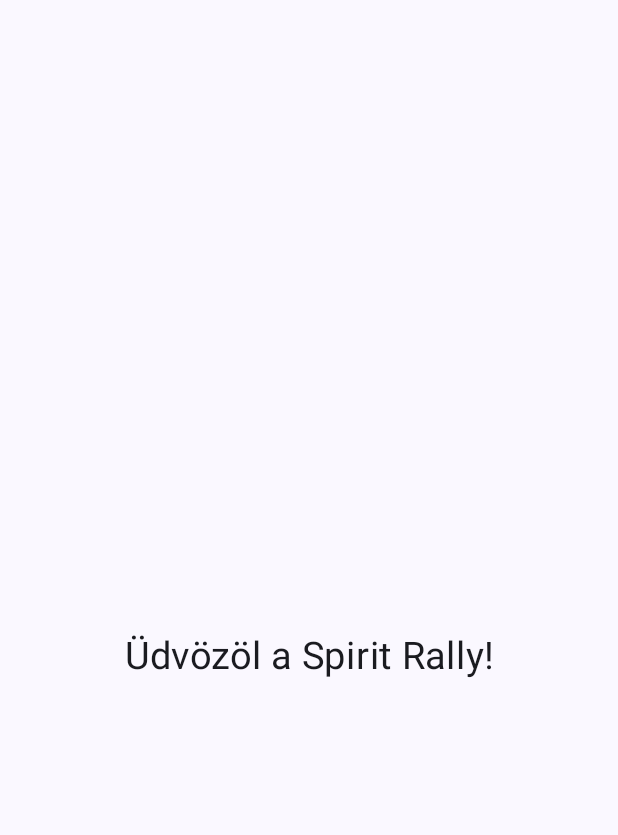
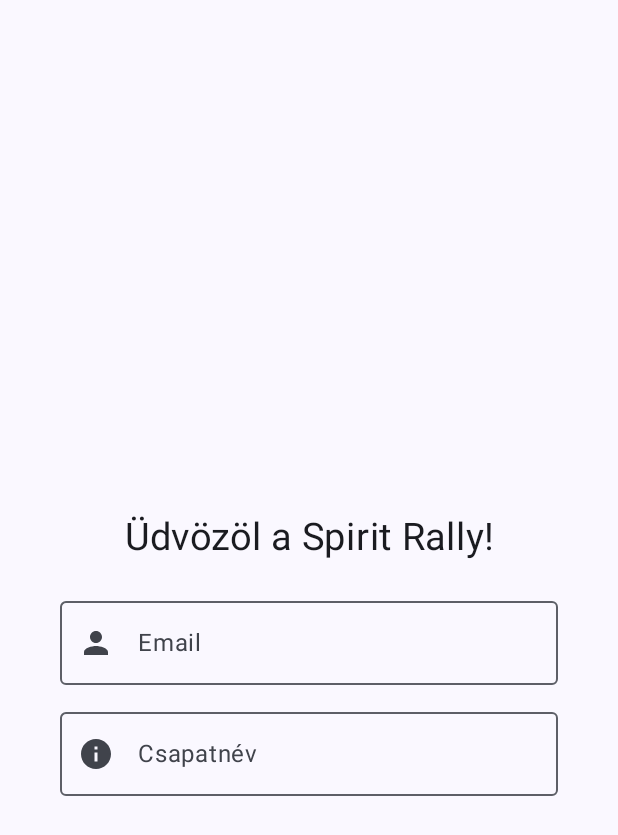
Before and after one commit to mmolnar01/spirit-rally, an Android app built with Jetpack Compose: the RegisterActivity screen opened directly, with no data from a screen before it, on a phone screen of 412 x 824 dp. Shown: the top 835 px of the screen. Run offline under Robolectric (Android 15) with nearby library versions, the phone set to English and light mode, and no system bars.

Commit message:
RegisterActivity módosítva

```diff
--- a/app/build.gradle.kts
+++ b/app/build.gradle.kts
@@ -58,7 +58,7 @@
     implementation("androidx.compose.ui:ui")
     implementation("androidx.compose.ui:ui-graphics")
     implementation("androidx.compose.ui:ui-tooling-preview")
-    implementation("androidx.compose.material3:material3")
+    implementation("androidx.compose.material3:material3:1.1.0")
     implementation(platform("androidx.compose:compose-bom:2023.03.00"))
     testImplementation("junit:junit:4.13.2")
     androidTestImplementation("androidx.test.ext:junit:1.2.1")
--- a/app/src/main/java/hu/klm60o/spiritrally/RegisterActivity.kt
+++ b/app/src/main/java/hu/klm60o/spiritrally/RegisterActivity.kt
@@ -10,7 +10,12 @@
 import androidx.compose.foundation.layout.fillMaxSize
 import androidx.compose.foundation.layout.fillMaxWidth
 import androidx.compose.foundation.layout.padding
+import androidx.compose.material.icons.Icons
+import androidx.compose.material.icons.filled.Info
+import androidx.compose.material.icons.filled.Person
+import androidx.compose.material3.Icon
 import androidx.compose.material3.MaterialTheme
+import androidx.compose.material3.OutlinedTextField
 import androidx.compose.material3.Surface
 import androidx.compose.material3.Text
 import androidx.compose.runtime.Composable
@@ -69,12 +74,45 @@
                 .fillMaxHeight()
                 .padding(40.dp)) {
 
+            //Üdvözlő üzenet
             Text(text = "Üdvözöl a Spirit Rally!", fontSize = 25.sp,
                 modifier = Modifier
                     .fillMaxWidth()
                     .padding(0.dp, 50.dp, 0.dp, 0.dp),
                 textAlign = TextAlign.Center
             )
+
+            //Felhasználünév bemeneti mező
+            OutlinedTextField(value = userEmail.value, onValueChange = {
+                userEmail.value = it
+            },
+                leadingIcon = {
+                    Icon(Icons.Default.Person, contentDescription = "email")
+                },
+                label = {
+                    Text(text = "Email")
+                },
+                modifier = Modifier
+                    .fillMaxWidth()
+                    .padding(0.dp, 20.dp, 0.dp, 0.dp)
+            )
+
+            //Csapatnév bemeneti mező
+            OutlinedTextField(value = userTeamName.value, onValueChange = {
+                userTeamName.value = it
+            },
+                leadingIcon = {
+                    Icon(Icons.Default.Info, contentDescription = "teamname")
+                },
+                label = {
+                    Text(text = "Csapatnév")
+                },
+                modifier = Modifier
+                    .fillMaxWidth()
+                    .padding(0.dp, 10.dp, 0.dp, 0.dp)
+            )
+
+
         }
     }
 
--- a/app/src/main/java/hu/klm60o/spiritrally/ui/theme/Color.kt
+++ b/app/src/main/java/hu/klm60o/spiritrally/ui/theme/Color.kt
@@ -9,3 +9,6 @@
 val Purple40 = Color(0xFF6650a4)
 val PurpleGrey40 = Color(0xFF625b71)
 val Pink40 = Color(0xFF7D5260)
+
+val light_primary = Color(0XF7A24E)
+val dark_primary = Color(0XF7A24E)
--- a/app/src/main/java/hu/klm60o/spiritrally/ui/theme/Theme.kt
+++ b/app/src/main/java/hu/klm60o/spiritrally/ui/theme/Theme.kt
@@ -18,13 +18,16 @@
 private val DarkColorScheme = darkColorScheme(
     primary = Purple80,
     secondary = PurpleGrey80,
-    tertiary = Pink80
+    tertiary = Pink80,
+    //background = light_primary
 )
 
 private val LightColorScheme = lightColorScheme(
     primary = Purple40,
     secondary = PurpleGrey40,
-    tertiary = Pink40
+    tertiary = Pink40,
+    //background = dark_primary
+
 
     /* Other default colors to override
     background = Color(0xFFFFFBFE),
```
